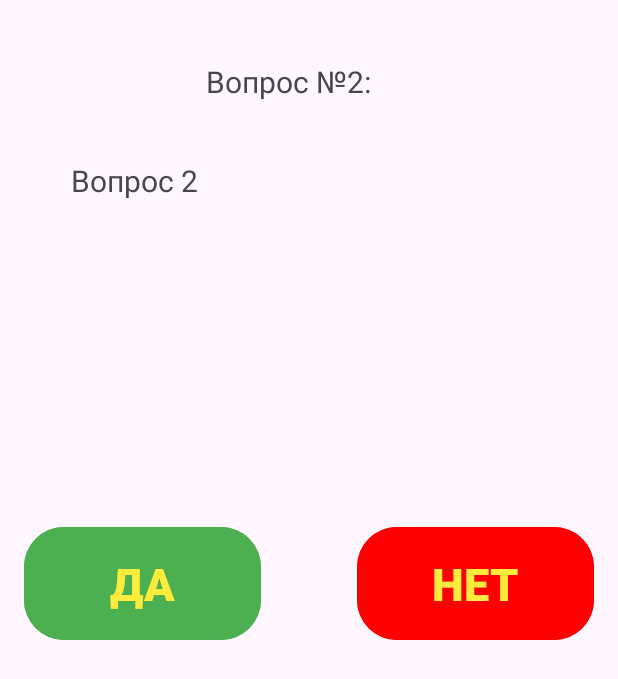
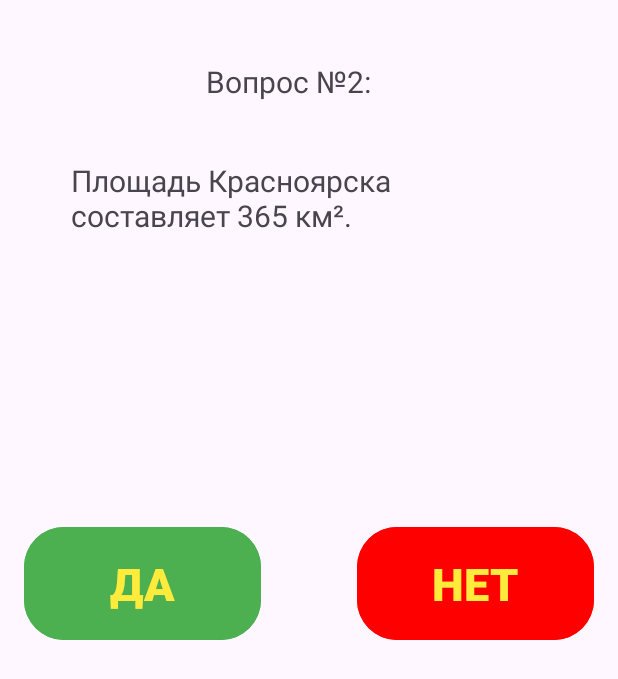
Before and after one commit to Trebulkins/Lab4_Mobile, an Android app: the screen it shows after launch (MainActivity), after a tap on "ДАЛЬШЕ", on a phone screen of 412 x 824 dp. Shown: the top 679 px of the screen. Run offline under Robolectric (Android 15) with nearby library versions, the phone set to English and light mode, and no system bars; 1 other tap on this screen came first.

Commit message:
final ver.

```diff
--- a/app/src/main/java/com/example/lab4_mobile/MainActivity.kt
+++ b/app/src/main/java/com/example/lab4_mobile/MainActivity.kt
@@ -23,11 +23,25 @@ class MainActivity : AppCompatActivity() {
             insets
         }
         val questions = listOf(
-            "Может ли бегемот бежать со скоростью в 30 км/ч?.",
-            "Вопрос 2",
-            "ВОПРОС 3!"
+            "Бегемот может бежать со скоростью в 30 км/ч.",
+            "Площадь Красноярска составляет 365 км².",
+            "В Красной книге нет снежного барса.",
+            "В процессоре Ryzen 5 5500 ровно 6 ядер.",
+            "В США более 50 штатов.",
+            "Сода - это карбонат натрия.",
+            "На банкноте в 500 рублей нарисован памятник Петру Великому.",
+            "Дельфины относятся к классу млекопитающих.",
+            "По хронологии ОС Windows, после Windows XP идет Windows 7.",
+            "NBA - национальная бейсбольная организация"
         )
         val answers = listOf(
+            true,
+            false,
+            false,
+            true,
+            false,
+            true,
+            true,
             true,
             false,
             false
--- a/app/src/main/res/layout/activity_main.xml
+++ b/app/src/main/res/layout/activity_main.xml
@@ -32,8 +32,8 @@
 
     <TextView
         android:id="@+id/ResultScreen"
-        android:layout_width="315dp"
-        android:layout_height="80dp"
+        android:layout_width="359dp"
+        android:layout_height="86dp"
         android:text="-"
         android:textSize="40sp"
         app:layout_constraintBottom_toBottomOf="parent"
```
